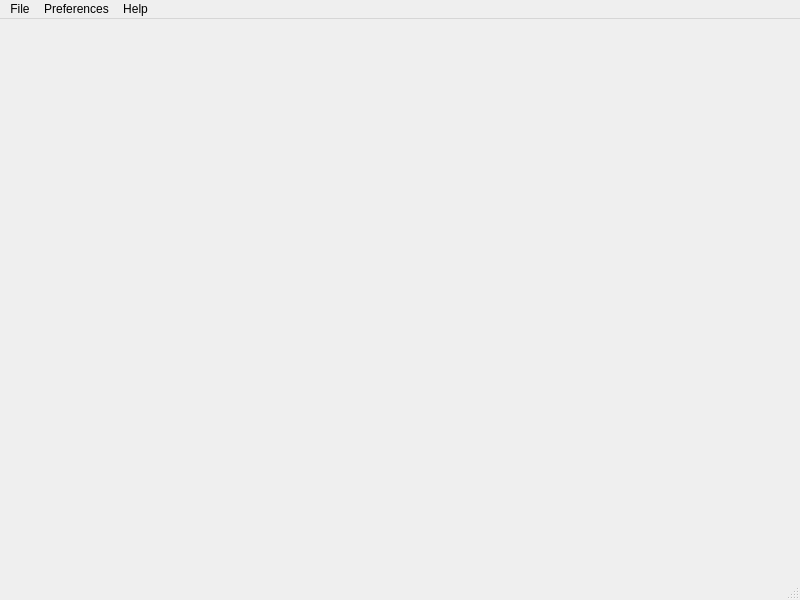
Old version of the form form.ui in the repository JN513/image-editor.
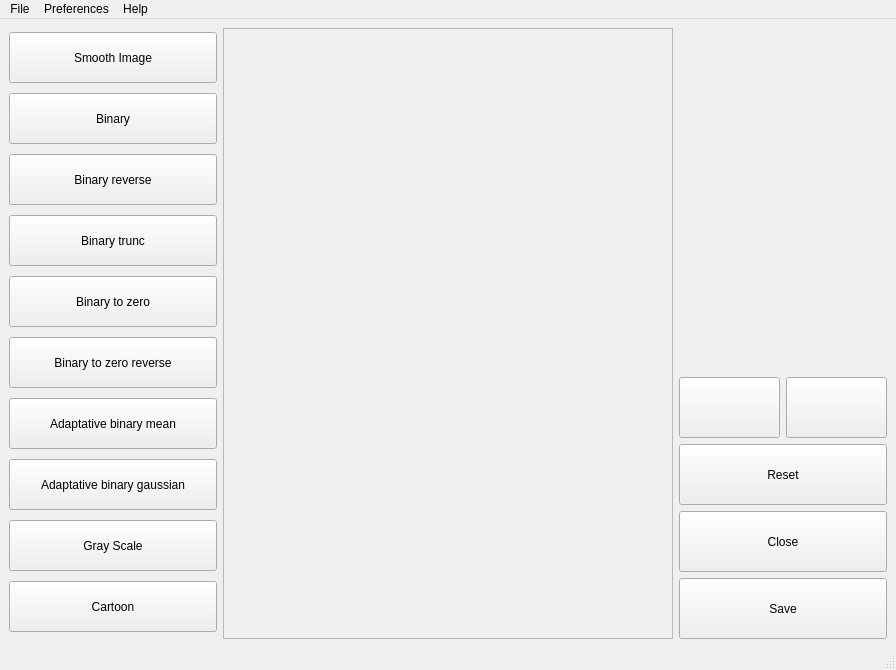
New version of the form. Icons and pictures are not drawn.

Commit message: basic layout

What changed in the file:
```diff
--- a/form.ui
+++ b/form.ui
@@ -6,20 +6,274 @@
    <rect>
     <x>0</x>
     <y>0</y>
-    <width>800</width>
-    <height>600</height>
+    <width>896</width>
+    <height>670</height>
    </rect>
   </property>
   <property name="windowTitle">
    <string>Main</string>
   </property>
-  <widget class="QWidget" name="centralwidget"/>
+  <widget class="QWidget" name="centralwidget">
+   <layout class="QHBoxLayout" name="horizontalLayout_3">
+    <item>
+     <layout class="QHBoxLayout" name="horizontalLayout">
+      <item>
+       <layout class="QVBoxLayout" name="verticalLayout_2">
+        <item>
+         <widget class="QPushButton" name="pushButton_5">
+          <property name="minimumSize">
+           <size>
+            <width>0</width>
+            <height>51</height>
+           </size>
+          </property>
+          <property name="text">
+           <string>Smooth Image</string>
+          </property>
+         </widget>
+        </item>
+        <item>
+         <widget class="QPushButton" name="pushButton_9">
+          <property name="minimumSize">
+           <size>
+            <width>0</width>
+            <height>51</height>
+           </size>
+          </property>
+          <property name="text">
+           <string>Binary</string>
+          </property>
+         </widget>
+        </item>
+        <item>
+         <widget class="QPushButton" name="pushButton_11">
+          <property name="minimumSize">
+           <size>
+            <width>0</width>
+            <height>51</height>
+           </size>
+          </property>
+          <property name="text">
+           <string>Binary reverse</string>
+          </property>
+         </widget>
+        </item>
+        <item>
+         <widget class="QPushButton" name="pushButton_12">
+          <property name="minimumSize">
+           <size>
+            <width>0</width>
+            <height>51</height>
+           </size>
+          </property>
+          <property name="text">
+           <string>Binary trunc</string>
+          </property>
+         </widget>
+        </item>
+        <item>
+         <widget class="QPushButton" name="pushButton_10">
+          <property name="minimumSize">
+           <size>
+            <width>0</width>
+            <height>51</height>
+           </size>
+          </property>
+          <property name="text">
+           <string>Binary to zero</string>
+          </property>
+         </widget>
+        </item>
+        <item>
+         <widget class="QPushButton" name="pushButton_8">
+          <property name="minimumSize">
+           <size>
+            <width>0</width>
+            <height>51</height>
+           </size>
+          </property>
+          <property name="text">
+           <string>Binary to zero reverse</string>
+          </property>
+         </widget>
+        </item>
+        <item>
+         <widget class="QPushButton" name="pushButton_7">
+          <property name="minimumSize">
+           <size>
+            <width>0</width>
+            <height>51</height>
+           </size>
+          </property>
+          <property name="text">
+           <string>Adaptative binary mean</string>
+          </property>
+         </widget>
+        </item>
+        <item>
+         <widget class="QPushButton" name="pushButton_6">
+          <property name="minimumSize">
+           <size>
+            <width>0</width>
+            <height>51</height>
+           </size>
+          </property>
+          <property name="text">
+           <string>Adaptative binary gaussian</string>
+          </property>
+         </widget>
+        </item>
+        <item>
+         <widget class="QPushButton" name="pushButton_4">
+          <property name="minimumSize">
+           <size>
+            <width>0</width>
+            <height>51</height>
+           </size>
+          </property>
+          <property name="text">
+           <string>Gray Scale</string>
+          </property>
+         </widget>
+        </item>
+        <item>
+         <widget class="QPushButton" name="pushButton">
+          <property name="minimumSize">
+           <size>
+            <width>0</width>
+            <height>51</height>
+           </size>
+          </property>
+          <property name="text">
+           <string>Cartoon</string>
+          </property>
+         </widget>
+        </item>
+       </layout>
+      </item>
+      <item>
+       <widget class="QFrame" name="frame">
+        <property name="minimumSize">
+         <size>
+          <width>450</width>
+          <height>0</height>
+         </size>
+        </property>
+        <property name="frameShape">
+         <enum>QFrame::StyledPanel</enum>
+        </property>
+        <property name="frameShadow">
+         <enum>QFrame::Raised</enum>
+        </property>
+       </widget>
+      </item>
+      <item>
+       <layout class="QVBoxLayout" name="verticalLayout_3">
+        <item>
+         <spacer name="verticalSpacer">
+          <property name="orientation">
+           <enum>Qt::Vertical</enum>
+          </property>
+          <property name="sizeHint" stdset="0">
+           <size>
+            <width>20</width>
+            <height>40</height>
+           </size>
+          </property>
+         </spacer>
+        </item>
+        <item>
+         <layout class="QHBoxLayout" name="horizontalLayout_2">
+          <property name="sizeConstraint">
+           <enum>QLayout::SetMinimumSize</enum>
+          </property>
+          <item>
+           <widget class="QPushButton" name="rotateanti">
+            <property name="minimumSize">
+             <size>
+              <width>0</width>
+              <height>61</height>
+             </size>
+            </property>
+            <property name="text">
+             <string/>
+            </property>
+            <property name="icon">
+             <iconset>
+              <normaloff>icons/039rotate_99984.png</normaloff>icons/039rotate_99984.png</iconset>
+            </property>
+           </widget>
+          </item>
+          <item>
+           <widget class="QPushButton" name="rotatehorario">
+            <property name="minimumSize">
+             <size>
+              <width>0</width>
+              <height>61</height>
+             </size>
+            </property>
+            <property name="text">
+             <string/>
+            </property>
+            <property name="icon">
+             <iconset>
+              <normaloff>icons/038rotate1_99878.png</normaloff>icons/038rotate1_99878.png</iconset>
+            </property>
+           </widget>
+          </item>
+         </layout>
+        </item>
+        <item>
+         <widget class="QPushButton" name="reset_button">
+          <property name="minimumSize">
+           <size>
+            <width>0</width>
+            <height>61</height>
+           </size>
+          </property>
+          <property name="text">
+           <string>Reset</string>
+          </property>
+         </widget>
+        </item>
+        <item>
+         <widget class="QPushButton" name="close_image">
+          <property name="minimumSize">
+           <size>
+            <width>0</width>
+            <height>61</height>
+           </size>
+          </property>
+          <property name="text">
+           <string>Close</string>
+          </property>
+         </widget>
+        </item>
+        <item>
+         <widget class="QPushButton" name="savebutton">
+          <property name="minimumSize">
+           <size>
+            <width>0</width>
+            <height>61</height>
+           </size>
+          </property>
+          <property name="text">
+           <string>Save</string>
+          </property>
+         </widget>
+        </item>
+       </layout>
+      </item>
+     </layout>
+    </item>
+   </layout>
+  </widget>
   <widget class="QMenuBar" name="menubar">
    <property name="geometry">
     <rect>
      <x>0</x>
      <y>0</y>
-     <width>800</width>
+     <width>896</width>
      <height>22</height>
     </rect>
    </property>
```
Left out of the diff: 24 changed lines with no effect on the pictures. The commit also changes 9 other files.
